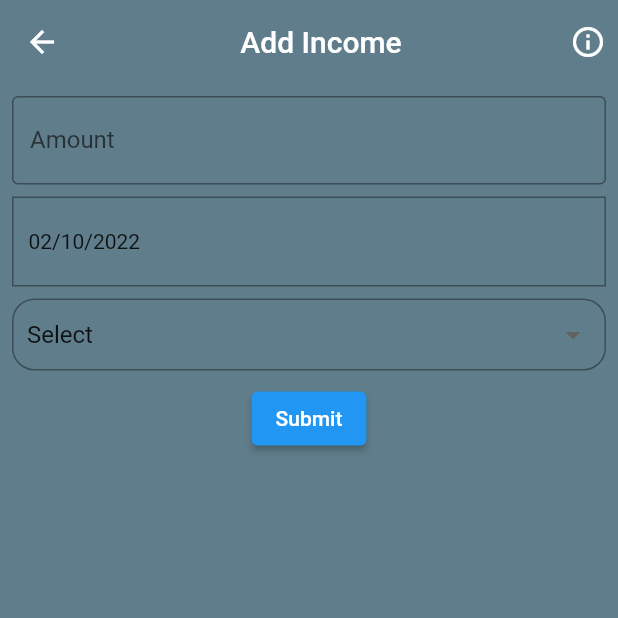
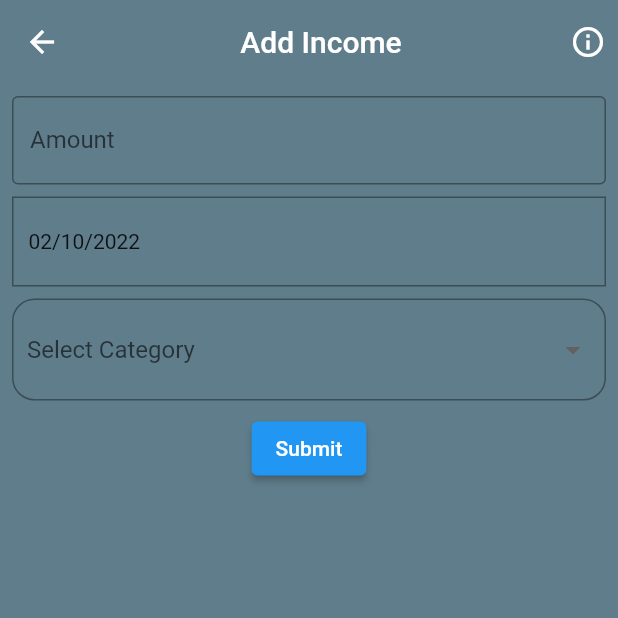
Before and after one commit to SouravPall/linn_books, a Flutter app: the screen it shows after launch, after a tap on the "add" icon, on a phone screen of 412 x 824 dp, the top half of it. Run offline on Flutter 3.47's test engine with Material 2 defaults, Android fonts, the phone set to English and light mode, and no system bars; our stand-ins replace sqflite; accounts and stored records are empty.

Commit message:
get data

```diff
--- /dev/null
+++ b/lib/db/dbhelper.dart
@@ -0,0 +1,35 @@
+import 'package:path/path.dart';
+import 'package:sqflite/sqflite.dart';
+import '../models/Income_model.dart';
+
+class DBHelper {
+  static  String createTableIncome = '''
+  create table $tableIncome(
+  $tableIncomeColId integer primary key,
+  $tableIncomeColNote text,
+  $tableIncomeColCreateDate text,
+  $tableIncomeColCategory text,
+  $tableIncomeColAmount integer
+  )
+  ''';
+
+  static Future<Database> open() async{
+    final rootPath = await getDatabasesPath();
+    final dbPath = join(rootPath, 'income.db');
+
+    return openDatabase(dbPath, version: 1, onCreate: (db, version) {
+      db.execute(createTableIncome);
+    });
+  }
+
+  static Future<int> insertIncome(IncomeModel incomeModel) async{
+    final db = await open();
+    return db.insert(tableIncome, incomeModel.toMap());
+  }
+
+  static Future<List<IncomeModel>> getAllNIncome() async {
+    final db = await open();
+    final List<Map<String, dynamic>> mapList = await db.query(tableIncome);
+    return List.generate(mapList.length, (index) => IncomeModel.fromMap(mapList[index]));
+  }
+}
--- a/lib/main.dart
+++ b/lib/main.dart
@@ -1,9 +1,18 @@
 import 'package:flutter/material.dart';
 import 'package:linn_books/pages/Income_page.dart';
 import 'package:linn_books/pages/home_page.dart';
+import 'package:linn_books/providers/income_provider.dart';
+import 'package:provider/provider.dart';
 
 void main() {
-  runApp(const MyApp());
+  runApp(
+    MultiProvider(
+      providers: [
+        ChangeNotifierProvider(create: (context) => IncomeProvider()),
+      ],
+      child: const MyApp(),
+    ),
+  );
 }
 
 class MyApp extends StatelessWidget {
--- a/lib/models/Income_model.dart
+++ b/lib/models/Income_model.dart
@@ -1,14 +1,45 @@
-class IncomeModel{
+// ignore_for_file: file_names
+
+const String tableIncome = 'tbl_income';
+const String tableIncomeColId = 'id';
+const String tableIncomeColNote = 'note';
+const String tableIncomeColCreateDate = 'createDate';
+const String tableIncomeColCategory = 'category';
+const String tableIncomeColAmount = 'amount';
+
+class IncomeModel {
+  int? id;
+  String? note;
+  String createDate;
+  String category;
   int amount;
-  String categories;
-  String dateTime;
-  String? note;
 
+  IncomeModel({
+    this.id,
+    this.note,
+    required this.createDate,
+    required this.category,
+    required this.amount,
+  });
 
-  IncomeModel({required this.amount, required this.categories, required this.dateTime, this.note});
+  Map<String, dynamic> toMap() {
+    var map = <String, dynamic>{
+      tableIncomeColNote: note,
+      tableIncomeColCreateDate: createDate,
+      tableIncomeColCategory: category,
+      tableIncomeColAmount: amount,
+    };
+    if (id != null) {
+      map[tableIncomeColId] = id;
+    }
+    return map;
+  }
 
-  @override
-  String toString() {
-    return 'IncomeModel{amount: $amount, categories: $categories, dateTime: $dateTime, note: $note}';
-  }
+  factory IncomeModel.fromMap(Map<String, dynamic> map) => IncomeModel(
+        id: map[tableIncomeColId],
+        note: map[tableIncomeColNote],
+        createDate: map[tableIncomeColCreateDate],
+        category: map[tableIncomeColCategory],
+        amount: map[tableIncomeColAmount],
+  );
 }
--- a/lib/pages/Income_page.dart
+++ b/lib/pages/Income_page.dart
@@ -1,5 +1,10 @@
+// ignore_for_file: prefer_const_constructors, unnecessary_null_comparison, use_build_context_synchronously
+
 import 'package:flutter/material.dart';
 import 'package:intl/intl.dart';
+import 'package:linn_books/providers/income_provider.dart';
+import 'package:provider/provider.dart';
+import '../models/Income_model.dart';
 import '../widgets/custom_text_form_fiel.dart';
 
 class IncomePage extends StatefulWidget {
@@ -11,18 +16,17 @@ class IncomePage extends StatefulWidget {
 }
 
 class _IncomePageState extends State<IncomePage> {
+  // List dropDownListData = [
+  //   {'title': 'Allowance', 'value': '1'},
+  //   {'title': 'Tips', 'value': '2'},
+  //   {'title': 'Other Income', 'value': '3'},
+  //   {'title': 'Salary', 'value': '4'},
+  //   {'title': 'Pretty cash', 'value': '5'},
+  // ];
+  final items = ['Allowance', 'Tips', 'Other', 'Salary', 'Pretty cash'];
+  String? defaultValue;
+  final TextEditingController _amountController = TextEditingController();
 
-  List dropDownListData = [
-    {'title': 'Allowance', 'value': '1'},
-    {'title': 'Tips', 'value': '2'},
-    {'title': 'Other Income', 'value': '3'},
-    {'title': 'Salary', 'value': '4'},
-    {'title': 'Pretty cash', 'value': '5'},
-  ];
-  String defaultValue = '';
-  final TextEditingController _amountController = TextEditingController();
-  final TextEditingController _categoryController = TextEditingController();
-  final TextEditingController _dateTimeController = TextEditingController();
   DateTime? _dateTime;
   @override
   Widget build(BuildContext context) {
@@ -57,12 +61,13 @@ class _IncomePageState extends State<IncomePage> {
                 alignment: Alignment.centerLeft,
                 height: 60,
                 width: double.infinity,
-                decoration: BoxDecoration(
-                    border: Border.all(color: Colors.black38)
-                ),
+                decoration:
+                    BoxDecoration(border: Border.all(color: Colors.black38)),
                 child: Padding(
                   padding: const EdgeInsets.only(left: 10),
-                  child: Text(_dateTime == null ? DateFormat('dd/MM/yyyy').format(DateTime.now()) : DateFormat('dd/MM/yyyy').format(_dateTime!)),
+                  child: Text(_dateTime == null
+                      ? DateFormat('dd/MM/yyyy').format(DateTime.now())
+                      : DateFormat('dd/MM/yyyy').format(_dateTime!)),
                 ),
               ),
             ),
@@ -75,51 +80,64 @@ class _IncomePageState extends State<IncomePage> {
               ),
               child: DropdownButtonHideUnderline(
                 child: DropdownButton<String>(
+                  hint: Text(
+                    'Select Category',
+                  ),
+                  icon: Icon(
+                    Icons.arrow_drop_down,
+                  ),
+                  isExpanded: true,
                   value: defaultValue,
-                  isDense: true,
-                  isExpanded: true,
-                  menuMaxHeight: 350,
-                  items: [
-                    const DropdownMenuItem(
-                        value: "",
+                  items: items
+                      .map(
+                        (item) => DropdownMenuItem<String>(
+                          value: item,
                           child: Text(
-                          "Select",
-                        )),
-                    ...dropDownListData.map<DropdownMenuItem<String>>((data) {
-                      return DropdownMenuItem(
-                          value: data['value'],
-                          child: Text(data['title']));
-                    }).toList(),
-                  ],
-                  onChanged: (newValue) {
-                    setState(
-                          () {
-                        defaultValue = newValue!;
-                        print(defaultValue);
-                      },
-                    );
+                            item,
+                          ),
+                        ),
+                      )
+                      .toList(),
+                  onChanged: (value) {
+                    setState(() {
+                      defaultValue = value;
+                    });
                   },
                 ),
               ),
             ),
             const SizedBox(height: 8.0),
             ElevatedButton(
-              onPressed: () {
-                if (defaultValue == "") {
-                  print("Please Select a Category");
+              onPressed: () async {
+                if (_amountController.text != null &&
+                    defaultValue != null &&
+                    _dateTime != null) {
+                  final incomeModel = IncomeModel(
+                    createDate: _dateTime.toString(),
+                    category: defaultValue.toString(),
+                    amount: int.parse(_amountController.text),
+                  );
+                  final status =
+                      await Provider.of<IncomeProvider>(context, listen: false)
+                          .insertIncome(incomeModel);
+                      print(_dateTime);
+                      print(defaultValue);
+                      print(_amountController.text);
+                  if (status) {
+                    Navigator.pushNamed(context, '/home-page');
+                  }
                 } else {
-                  print("Selected Category Value $defaultValue");
+                  print('wrong');
                 }
-                Navigator.pushNamed(context, '/home-page');
               },
               child: const Text("Submit"),
             ),
-
           ],
         ),
       ),
     );
   }
+
   Future<void> pickDateTime() async {
     final initialDate = DateTime.now();
     final newDate = await showDatePicker(
@@ -143,9 +161,6 @@ class _IncomePageState extends State<IncomePage> {
     setState(() {
       _dateTime = newDate;
       String dob = DateFormat('dd/MM/yyyy').format(newDate);
-      _dateTimeController.text = dob;
     });
   }
-
-
 }
--- a/lib/pages/home_page.dart
+++ b/lib/pages/home_page.dart
@@ -1,10 +1,12 @@
+// ignore_for_file: prefer_const_literals_to_create_immutables
+
 import 'package:flutter/material.dart';
 import 'package:intl/intl.dart';
+import 'package:linn_books/providers/income_provider.dart';
 import 'package:linn_books/utils/categories.dart';
+import 'package:provider/provider.dart';
 
 import '../widgets/my_header_drawer.dart';
-
-
 
 class HomePage extends StatefulWidget {
   static const routeName = '/home-page';
@@ -16,6 +18,7 @@ class HomePage extends StatefulWidget {
 
 class _HomePageState extends State<HomePage> {
   late DateTime today;
+  bool isInit = true;
 
   @override
   void initState() {
@@ -24,7 +27,15 @@ class _HomePageState extends State<HomePage> {
   }
 
   @override
+  void didChangeDependencies() {
+    if (isInit) Provider.of<IncomeProvider>(context, listen: false).getAllNIncome();
+    isInit = false;
+    super.didChangeDependencies();
+  }
+
+  @override
   Widget build(BuildContext context) {
+    print(Provider.of<IncomeProvider>(context, listen: false).incomeList.length);
     return Scaffold(
       floatingActionButton: FloatingActionButton(
         onPressed: () {
@@ -99,7 +110,8 @@ class _HomePageState extends State<HomePage> {
                         ],
                       ),
                       Padding(
-                      padding: const EdgeInsets.symmetric(vertical: 3.0,horizontal: 3.0),
+                        padding: const EdgeInsets.symmetric(
+                            vertical: 3.0, horizontal: 3.0),
                         child: Padding(
                           padding: const EdgeInsets.symmetric(horizontal: 4.0),
                           child: Row(
@@ -108,7 +120,8 @@ class _HomePageState extends State<HomePage> {
                               Column(
                                 children: [
                                   Padding(
-                                  padding: const EdgeInsets.symmetric(horizontal: 10.0),
+                                    padding: const EdgeInsets.symmetric(
+                                        horizontal: 10.0),
                                     child: Row(
                                       children: const [
                                         Text(
@@ -177,8 +190,7 @@ class _HomePageState extends State<HomePage> {
                               padding: const EdgeInsets.all(0.0),
                               child: Card(
                                 shape: RoundedRectangleBorder(
-                                  borderRadius: BorderRadius.circular(12)
-                              ),
+                                    borderRadius: BorderRadius.circular(12)),
                                 elevation: 4,
                                 child: Column(
                                   children: [
@@ -193,8 +205,7 @@ class _HomePageState extends State<HomePage> {
                               padding: const EdgeInsets.all(0.0),
                               child: Card(
                                 shape: RoundedRectangleBorder(
-                                  borderRadius: BorderRadius.circular(10)
-                              ),
+                                    borderRadius: BorderRadius.circular(10)),
                                 elevation: 4,
                                 child: Column(
                                   children: [
@@ -209,8 +220,7 @@ class _HomePageState extends State<HomePage> {
                               padding: const EdgeInsets.all(0.0),
                               child: Card(
                                 shape: RoundedRectangleBorder(
-                                  borderRadius: BorderRadius.circular(10)
-                              ),
+                                    borderRadius: BorderRadius.circular(10)),
                                 elevation: 4,
                                 child: Column(
                                   children: [
@@ -225,8 +235,7 @@ class _HomePageState extends State<HomePage> {
                               padding: const EdgeInsets.all(0.0),
                               child: Card(
                                 shape: RoundedRectangleBorder(
-                                  borderRadius: BorderRadius.circular(10)
-                              ),
+                                    borderRadius: BorderRadius.circular(10)),
                                 elevation: 4,
                                 child: Column(
                                   children: [
@@ -238,7 +247,9 @@ class _HomePageState extends State<HomePage> {
                           ),
                         ],
                       ),
-                    const SizedBox(height: 5,),
+                      const SizedBox(
+                        height: 5,
+                      ),
 
                       //----------categories------
                       Column(
@@ -254,11 +265,13 @@ class _HomePageState extends State<HomePage> {
                                     Column(
                                       children: [
                                         InkWell(
-                                        onTap : () {
-                                          Navigator.pushNamed(context, '/income-page');
+                                          onTap: () {
+                                            Navigator.pushNamed(
+                                                context, '/income-page');
                                           },
                                           child: Categories(
-                                          categoriesList: 'images/save-money.png',
+                                            categoriesList:
+                                                'images/save-money.png',
                                           ),
                                         ),
                                         Text(
@@ -276,9 +289,10 @@ class _HomePageState extends State<HomePage> {
                                     Column(
                                       children: [
                                         InkWell(
-                                        onTap : () {},
+                                          onTap: () {},
                                           child: Categories(
-                                          categoriesList: 'images/expenses.png',
+                                            categoriesList:
+                                                'images/expenses.png',
                                           ),
                                         ),
                                         Text(
@@ -296,7 +310,7 @@ class _HomePageState extends State<HomePage> {
                                     Column(
                                       children: [
                                         InkWell(
-                                        onTap : () {},
+                                          onTap: () {},
                                           child: Categories(
                                             categoriesList: 'images/loan.png',
                                           ),
@@ -316,9 +330,10 @@ class _HomePageState extends State<HomePage> {
                                     Column(
                                       children: [
                                         InkWell(
-                                        onTap : () {},
+                                          onTap: () {},
                                           child: Categories(
-                                          categoriesList: 'images/sand-clock.png',
+                                            categoriesList:
+                                                'images/sand-clock.png',
                                           ),
                                         ),
                                         Text(
@@ -336,7 +351,7 @@ class _HomePageState extends State<HomePage> {
                                     Column(
                                       children: [
                                         InkWell(
-                                        onTap : () {},
+                                          onTap: () {},
                                           child: Categories(
                                             categoriesList: 'images/notes.png',
                                           ),
@@ -356,7 +371,7 @@ class _HomePageState extends State<HomePage> {
                                     Column(
                                       children: [
                                         InkWell(
-                                        onTap : () {},
+                                          onTap: () {},
                                           child: Categories(
                                             categoriesList: 'images/wallet.png',
                                           ),
@@ -376,9 +391,10 @@ class _HomePageState extends State<HomePage> {
                                     Column(
                                       children: [
                                         InkWell(
-                                        onTap : () {},
+                                          onTap: () {},
                                           child: Categories(
-                                          categoriesList: 'images/back-in-time.png',
+                                            categoriesList:
+                                                'images/back-in-time.png',
                                           ),
                                         ),
                                         Text(
@@ -396,9 +412,10 @@ class _HomePageState extends State<HomePage> {
                                     Column(
                                       children: [
                                         InkWell(
-                                        onTap : () {},
+                                          onTap: () {},
                                           child: Categories(
-                                          categoriesList: 'images/essential.png',
+                                            categoriesList:
+                                                'images/essential.png',
                                           ),
                                         ),
                                         Text(
@@ -416,7 +433,7 @@ class _HomePageState extends State<HomePage> {
                                     Column(
                                       children: [
                                         InkWell(
-                                        onTap : () {},
+                                          onTap: () {},
                                           child: Categories(
                                             categoriesList: 'images/goal.png',
                                           ),
@@ -440,42 +457,54 @@ class _HomePageState extends State<HomePage> {
                     ],
                   ),
                 ),
-            )
-          ),
+              )),
           DraggableScrollableSheet(
               initialChildSize: 0.6,
               minChildSize: 0.6,
               maxChildSize: 0.8,
-              builder: (BuildContext context, myScrollController){
+              builder: (BuildContext context, myScrollController) {
                 return ClipRRect(
-                  borderRadius: BorderRadius.vertical(top: Radius.circular(25.0)),
+                  borderRadius:
+                      BorderRadius.vertical(top: Radius.circular(25.0)),
                   child: Container(
                     height: 800,
                     color: Colors.blueGrey,
                     child: DefaultTabController(
                       length: 2,
                       child: Padding(
-                        padding: const EdgeInsets.symmetric(horizontal: 4, vertical: 4),
+                        padding: const EdgeInsets.symmetric(
+                            horizontal: 4, vertical: 4),
                         child: Column(
-                          children:  [
-                            TabBar(
-                                tabs: [
-                                  Tab(text: 'Records',),
-                                  Tab(text: 'Loan',),
+                          children: [
+                            TabBar(tabs: [
+                              Tab(
+                                text: 'Records',
+                              ),
+                              Tab(
+                                text: 'Loan',
+                              ),
                             ]),
                             Expanded(
-                              child: TabBarView(
-                                  children: [
-                                    ListView.builder(
+                              child: TabBarView(children: [
+                                Consumer<IncomeProvider>(
+                                  builder: (context, provider, child) => provider.incomeList != null ? ListView.builder(
                                       controller: myScrollController,
-                                      itemCount: 1,
-                                      itemBuilder: (BuildContext context, int index){
-                                        return Center(
-                                          child: Text('Load Data'),
+                                      itemCount: provider.incomeList.length,
+                                      itemBuilder: (context, index) {
+                                        final incomeM = provider.incomeList[index];
+                                        return Padding(
+                                          padding: const EdgeInsets.all(8.0),
+                                          child: Container(
+                                            height: 200,
+                                            width: double.infinity,
+                                            color: Colors.amber,
+                                            child: Text(incomeM.category),
+                                          ),
                                         );
                                       },
+                                    ) : Center(child: Text('No data added yet')),
+                                ),
 
-                                    ),
                                 Column(
                                   mainAxisAlignment: MainAxisAlignment.center,
                                   children: [
@@ -493,22 +522,18 @@ class _HomePageState extends State<HomePage> {
                                       ),
                                     ),
                                   ],
-
                                 )
                               ]),
                             ),
-
                           ],
                         ),
                       ),
                     ),
                   ),
                 );
-              }
-          ),
+              }),
         ],
       ),
-
     );
   }
 }
--- /dev/null
+++ b/lib/providers/income_provider.dart
@@ -0,0 +1,24 @@
+import 'package:flutter/cupertino.dart';
+import 'package:linn_books/models/Income_model.dart';
+import '../db/dbhelper.dart';
+
+class IncomeProvider extends ChangeNotifier {
+  List<IncomeModel> incomeList = [];
+
+  Future<bool> insertIncome(IncomeModel incomeModel) async{
+    final rowId = await DBHelper.insertIncome(incomeModel);
+    if (rowId > 0) {
+      incomeModel.id = rowId;
+      incomeList.add(incomeModel);
+      return true;
+    }
+    return false;
+  }
+
+  getAllNIncome() async{
+    DBHelper.getAllNIncome().then((value) {
+      incomeList = value;
+      notifyListeners();
+    });
+  }
+}
```
Lines whose indentation alone changed are shown as unchanged.
